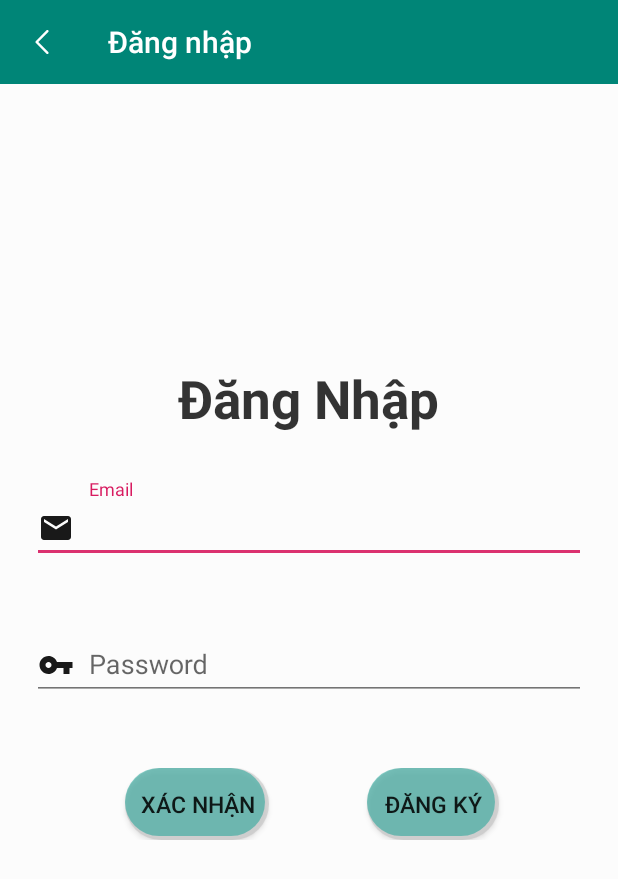
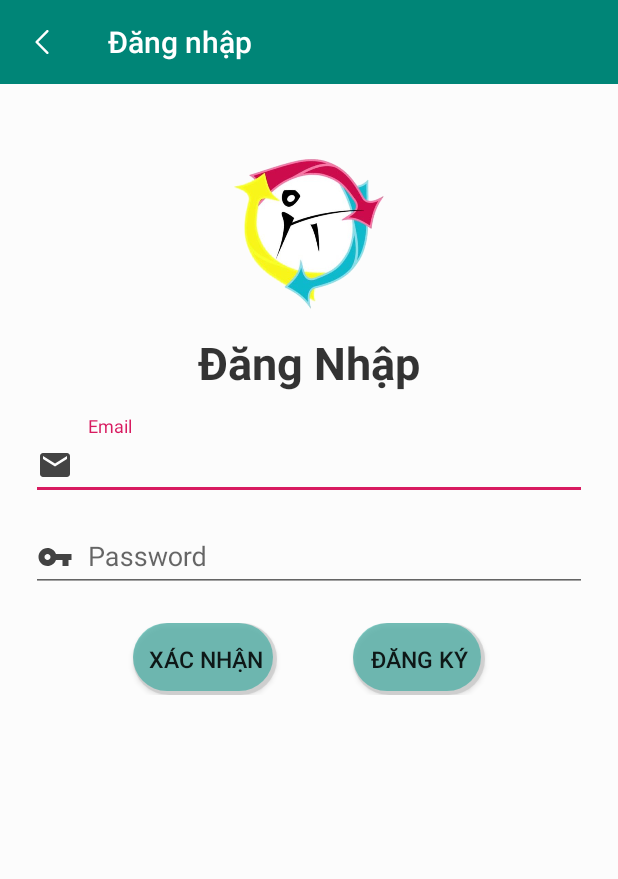
Before and after one commit to hieu1609/ctxhstore, an Android app: the SignInActivity screen opened directly, with no data from a screen before it, on a phone screen of 412 x 824 dp. Shown: the top 879 px of the screen. Run offline under Robolectric (Android 15) with nearby library versions, the light colour scheme and no system bars; our stand-ins replace Volley; 2 statements that could not run were skipped.

```diff
--- a/app/src/main/java/com/ltudttbdd/project/activity/CartActivity.java
+++ b/app/src/main/java/com/ltudttbdd/project/activity/CartActivity.java
@@ -8,11 +8,13 @@ import android.content.DialogInterface;
 import android.content.Intent;
 import android.graphics.drawable.Drawable;
 import android.os.Bundle;
+import android.util.Log;
 import android.view.View;
 import android.widget.AdapterView;
 import android.widget.Button;
 import android.widget.ListView;
 import android.widget.TextView;
+import android.widget.Toast;
 
 import com.ltudttbdd.project.R;
 import com.ltudttbdd.project.adapter.CartAdapter;
@@ -38,7 +40,8 @@ public class CartActivity extends AppCompatActivity {
         ActionToolbar();
         CheckData();
         EventUtil();
-        CatchOnItemListView();
+        //CatchOnItemListView();
+//        deleteProduct();
         EventButton();
     }
 
@@ -68,6 +71,7 @@ public class CartActivity extends AppCompatActivity {
         listViewCart.setOnItemLongClickListener(new AdapterView.OnItemLongClickListener() {
             @Override
             public boolean onItemLongClick(AdapterView<?> parent, View view, final int position, long id) {
+
                 AlertDialog.Builder builder = new AlertDialog.Builder(CartActivity.this); /////??
                 builder.setTitle("Xác nhận xóa sản phẩm");
                 builder.setMessage("Bạn có chắc muốn xóa sản phẩm này?");
--- a/app/src/main/java/com/ltudttbdd/project/activity/DrinkActivity.java
+++ b/app/src/main/java/com/ltudttbdd/project/activity/DrinkActivity.java
@@ -13,6 +13,7 @@ import android.view.View;
 import android.widget.AbsListView;
 import android.widget.AdapterView;
 import android.widget.ListView;
+import android.widget.Toast;
 
 import androidx.annotation.NonNull;
 import androidx.appcompat.app.AppCompatActivity;
--- a/app/src/main/res/layout/activity_cart.xml
+++ b/app/src/main/res/layout/activity_cart.xml
@@ -22,11 +22,11 @@
                 android:text="Giỏ hàng bạn đang trống"
                 android:layout_width="wrap_content"
                 android:layout_height="wrap_content" />
+
             <ListView
                 android:id="@+id/listviewcart"
                 android:layout_width="match_parent"
-                android:layout_height="match_parent" >
-
+                android:layout_height="match_parent">
             </ListView>
         </FrameLayout>
     </LinearLayout>
--- a/app/src/main/res/layout/activity_main.xml
+++ b/app/src/main/res/layout/activity_main.xml
@@ -53,7 +53,7 @@
         <com.google.android.material.navigation.NavigationView
             android:id="@+id/navigationview"
             android:layout_gravity="start"
-            android:layout_width="match_parent"
+            android:layout_width="wrap_content"
             android:layout_height="match_parent">
             <ListView
                 android:id="@+id/listviewmanhinhchinh"
--- a/app/src/main/res/layout/item_product_list.xml
+++ b/app/src/main/res/layout/item_product_list.xml
@@ -44,14 +44,14 @@
                     android:textSize="16dp"
                     android:text="price"
                     android:id="@+id/tv2_lvi_product"
-                    android:textColor="@color/colorPrice"/>
+                    android:textColor="@color/colorPrice"
+                    android:layout_centerVertical="true"/>
                 <RatingBar
                     android:id="@+id/rb_lvi_product"
                     style="?android:attr/ratingBarStyleSmall"
                     android:layout_width="wrap_content"
                     android:layout_height="wrap_content"
                     android:layout_alignParentRight="true"
-                    android:layout_centerHorizontal="true"
                     android:numStars="5" />
             </RelativeLayout>
             <TextView
@@ -60,6 +60,7 @@
                 android:layout_below="@id/rv_product"
                 android:textSize="16dp"
                 android:text="description"
+                android:layout_centerVertical="true"
                 android:id="@+id/tv3_lvi_product"/>
         </RelativeLayout>
     </RelativeLayout>
--- a/app/src/main/res/layout/signin_activity.xml
+++ b/app/src/main/res/layout/signin_activity.xml
@@ -1,37 +1,39 @@
 <?xml version="1.0" encoding="utf-8"?>
 <RelativeLayout xmlns:android="http://schemas.android.com/apk/res/android"
-    xmlns:app="http://schemas.android.com/apk/res-auto"
     xmlns:tools="http://schemas.android.com/tools"
     android:id="@+id/relativelayout1"
     android:layout_width="match_parent"
     android:layout_height="match_parent"
-
     tools:context=".activity.SignInActivity">
     <include layout="@layout/toolbar_product"/>
     <RelativeLayout
         android:layout_below="@id/toolbar"
         android:id="@+id/relativelayout"
         android:background="#80ffffff"
-        android:gravity="center"
         android:layout_width="match_parent"
         android:layout_height="match_parent">
-
+        <ImageView
+            android:layout_width="100dp"
+            android:layout_height="100dp"
+            android:background="@drawable/ctxh"
+            android:layout_centerHorizontal="true"
+            android:layout_marginTop="50dp"
+            android:id="@+id/logosignin"/>
         <TextView
             android:id="@+id/text"
-            android:textSize="35sp"
+            android:textSize="30dp"
             android:textColor="#CC000000"
             android:text="Đăng Nhập"
             android:textStyle="bold"
-            android:layout_marginTop="-200dp"
-            android:layout_centerInParent="true"
             android:layout_width="wrap_content"
-            android:layout_height="wrap_content" />
+            android:layout_height="wrap_content"
+            android:layout_below="@id/logosignin"
+            android:layout_centerHorizontal="true"
+            android:layout_marginVertical="15dp"/>
         <com.google.android.material.textfield.TextInputLayout
             android:id="@+id/edittext"
-            android:layout_marginLeft="@dimen/activity_horizontal_margin"
-            android:layout_marginRight="@dimen/activity_horizontal_margin"
+            android:layout_marginHorizontal="15dp"
             android:layout_below="@id/text"
-            android:layout_marginTop="30dp"
             android:layout_width="match_parent"
             android:layout_height="wrap_content">
             <EditText
@@ -41,20 +43,16 @@
                 android:hint="Email"
                 android:drawablePadding="10dp"
                 android:drawableLeft="@drawable/ic_email_black_24dp"
-                android:drawableTint="#000"
-                android:alpha="0.9"
+                android:drawableTint="#BB000000"
                 android:layout_width="match_parent"
                 android:layout_height="wrap_content" />
         </com.google.android.material.textfield.TextInputLayout>
         <com.google.android.material.textfield.TextInputLayout
             android:id="@+id/edittext1"
-            android:layout_marginLeft="@dimen/activity_horizontal_margin"
-            android:layout_marginRight="@dimen/activity_horizontal_margin"
+            android:layout_marginHorizontal="15dp"
             android:layout_below="@id/edittext"
-            android:layout_marginTop="30dp"
             android:layout_width="match_parent"
-            android:layout_height="wrap_content"
-            >
+            android:layout_height="wrap_content">
             <EditText
                 android:id="@+id/textpassword"
                 android:layout_margin="5dp"
@@ -62,8 +60,7 @@
                 android:hint="Password"
                 android:drawablePadding="10dp"
                 android:drawableLeft="@drawable/ic_vpn_key_black_24dp"
-                android:drawableTint="#000"
-                android:alpha="0.9"
+                android:drawableTint="#BB000000"
                 android:layout_width="match_parent"
                 android:layout_height="wrap_content" />
         </com.google.android.material.textfield.TextInputLayout>
@@ -71,32 +68,28 @@
         <LinearLayout
             android:layout_below="@id/edittext1"
             android:gravity="center"
-            android:layout_marginTop="40dp"
-            android:layout_marginBottom="30dp"
             android:orientation="horizontal"
             android:layout_width="match_parent"
-            android:layout_height="wrap_content">
+            android:layout_height="wrap_content"
+            android:layout_marginTop="15dp">
             <Button
-                android:layout_marginRight="50dp"
-                android:layout_marginLeft="20dp"
                 android:id="@+id/confirmbutton"
                 android:background="@drawable/border4"
                 android:padding="10dp"
-                android:textSize="15sp"
+                android:layout_marginHorizontal="25dp"
+                android:textSize="15dp"
                 android:text="Xác nhận"
                 android:layout_width="wrap_content"
                 android:layout_height="wrap_content" />
             <Button
                 android:id="@+id/signupbutton"
-                android:layout_marginRight="15dp"
-                android:layout_marginLeft="15dp"
                 android:background="@drawable/border4"
                 android:padding="10dp"
-                android:textSize="15sp"
+                android:layout_marginHorizontal="25dp"
+                android:textSize="15dp"
                 android:text="Đăng ký"
                 android:layout_width="wrap_content"
                 android:layout_height="wrap_content" />
-
         </LinearLayout>
 
         </RelativeLayout>
```
Also changed, not shown: app/src/main/java/com/ltudttbdd/project/activity/MainActivity.java (+3 -4 lines), app/src/main/res/layout/list_view_product.xml (+4 -4 lines).
